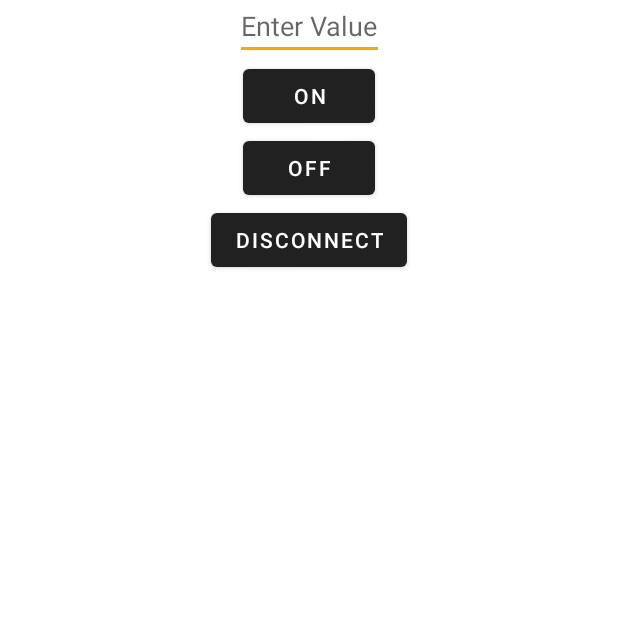
After one commit to abhijeetAUR/grabbit_android, an Android app: the ItemDispenseActivity screen opened directly, with no data from a screen before it, on a phone screen of 412 x 824 dp, the top half of it. The commit adds this screen. Run offline under Robolectric (Android 15) with nearby library versions, the phone set to English and light mode, and no system bars; 6 statements that could not run were skipped.

Commit message:
Added bluetooth connectivity code to read write data

```diff
--- a/grabbit/app/src/main/AndroidManifest.xml
+++ b/grabbit/app/src/main/AndroidManifest.xml
@@ -2,6 +2,8 @@
 <manifest xmlns:android="http://schemas.android.com/apk/res/android"
     package="com.example.grabbit">
 
+    <uses-permission android:name="android.permission.BLUETOOTH" />
+    <uses-permission android:name="android.permission.BLUETOOTH_ADMIN" />
     <uses-permission android:name="android.permission.CAMERA" />
     <uses-permission android:name="android.permission.INTERNET" />
     <uses-permission android:name="android.permission.ACCESS_NETWORK_STATE" />
@@ -15,7 +17,9 @@
         android:roundIcon="@mipmap/ic_launcher_round"
         android:supportsRtl="true"
         android:theme="@style/MaterialTheme">
-        <activity android:name=".bnhome.HomeBnActivity"></activity>
+        <activity android:name=".bluetooth.ItemDispenseActivity"></activity>
+        <activity android:name=".bluetooth.ScanBluetoothDevices" />
+        <activity android:name=".bnhome.HomeBnActivity" />
         <activity android:name=".Signup.SignupActivity" />
         <activity android:name=".SplashscreenActivity">
             <intent-filter>
--- /dev/null
+++ b/grabbit/app/src/main/java/com/example/grabbit/bluetooth/ItemDispenseActivity.kt
@@ -0,0 +1,117 @@
+package com.example.grabbit.bluetooth
+
+import android.bluetooth.BluetoothAdapter
+import android.bluetooth.BluetoothDevice
+import android.bluetooth.BluetoothSocket
+import android.content.Context
+import android.os.AsyncTask
+import androidx.appcompat.app.AppCompatActivity
+import android.os.Bundle
+import com.example.grabbit.R
+import kotlinx.android.synthetic.main.activity_item_dispense.*
+import java.io.*
+import java.lang.Exception
+import java.util.*
+
+class ItemDispenseActivity : AppCompatActivity() {
+
+    companion object{
+        var mUUID = UUID.fromString("00001101-0000-1000-8000-00805F9B34FB")
+        var mBluetoothSocket: BluetoothSocket? = null
+        lateinit var mBluetoothAdapter: BluetoothAdapter
+        var mIsConnected: Boolean = false
+        lateinit var mAddress: String
+        var inputStream: InputStream? = null
+        var outputStream: OutputStream? = null
+    }
+
+    override fun onCreate(savedInstanceState: Bundle?) {
+        super.onCreate(savedInstanceState)
+        setContentView(R.layout.activity_item_dispense)
+        mAddress = intent.getStringExtra(ScanBluetoothDevices.EXTRA_ADDRESS)
+        ConnectToDevice(this).execute()
+        on.setOnClickListener {
+            sendCommand("12");
+        }
+        disconnect.setOnClickListener {
+            disconnect()
+        }
+    }
+    private fun sendCommand(input : String){
+        var code = "12".toByte()
+        var status = true
+        try {
+            outputStream = mBluetoothSocket!!.outputStream
+            while (true){
+                val arr = byteArrayOf(code)
+                DataOutputStream(outputStream).write(arr)
+//                DataOutputStream(outputStream).writeBytes("fi");
+                inputStream = mBluetoothSocket!!.inputStream
+                val ip = DataInputStream(inputStream).read()
+                print("--------------------${ip}----------------")
+                if ((ip == 46 && status == true) || (ip == 51 && status == true)){
+                    status == false
+                    code = "02".toByte()
+                } else {
+                    code = "12".toByte()
+                }
+            }
+        }catch (e: IOException){
+            e.printStackTrace()
+        }
+    }
+
+    private fun disconnect(){
+        if (mBluetoothSocket != null){
+            try {
+                mBluetoothSocket!!.close()
+                mBluetoothSocket = null
+                mIsConnected = false
+            } catch(e: Exception){
+                e.printStackTrace()
+            }
+        }
+        finish()
+    }
+
+    private class ConnectToDevice(c: Context): AsyncTask<Void, Void, String>(){
+        private var connectSuccess: Boolean = true
+        private val context: Context
+
+        init {
+            this.context = c
+        }
+
+        override fun onProgressUpdate(vararg values: Void?) {
+            super.onProgressUpdate(*values)
+        }
+
+        override fun onPostExecute(result: String?) {
+            super.onPostExecute(result)
+            if (!connectSuccess){
+                print("Not connected")
+            } else {
+                connectSuccess = true
+                print("connected")
+            }
+        }
+
+        override fun doInBackground(vararg params: Void?): String {
+            try {
+                if (mBluetoothSocket == null || !mIsConnected){
+                    mBluetoothAdapter = BluetoothAdapter.getDefaultAdapter()
+                    val device: BluetoothDevice = mBluetoothAdapter.getRemoteDevice(mAddress)
+                    mBluetoothSocket = device.createInsecureRfcommSocketToServiceRecord(mUUID)
+                    BluetoothAdapter.getDefaultAdapter().cancelDiscovery()
+                    mBluetoothSocket!!.connect()
+                    print(mBluetoothSocket!!.isConnected)
+                }
+            }catch (e: IOException){
+                connectSuccess = false
+                e.printStackTrace()
+            }
+            return ""
+        }
+
+    }
+}
--- /dev/null
+++ b/grabbit/app/src/main/res/layout/activity_item_dispense.xml
@@ -0,0 +1,48 @@
+<?xml version="1.0" encoding="utf-8"?>
+<androidx.constraintlayout.widget.ConstraintLayout xmlns:android="http://schemas.android.com/apk/res/android"
+    xmlns:app="http://schemas.android.com/apk/res-auto"
+    xmlns:tools="http://schemas.android.com/tools"
+    android:layout_width="match_parent"
+    android:layout_height="match_parent"
+    tools:context=".bluetooth.ItemDispenseActivity">
+    android:layout_height="match_parent">
+    <Button
+        android:id="@+id/on"
+        android:text="on"
+        android:layout_width="wrap_content"
+        android:layout_height="wrap_content"
+        app:layout_constraintStart_toStartOf="parent"
+        app:layout_constraintEnd_toEndOf="parent"
+        app:layout_constraintTop_toBottomOf="@+id/txtView"
+        />
+    <Button
+        android:id="@+id/off"
+        android:text="off"
+        android:layout_width="wrap_content"
+        android:layout_height="wrap_content"
+        app:layout_constraintStart_toStartOf="parent"
+        app:layout_constraintEnd_toEndOf="parent"
+        app:layout_constraintTop_toBottomOf="@+id/on"
+
+        />
+    <Button
+        android:id="@+id/disconnect"
+        android:text="disconnect"
+        android:layout_width="wrap_content"
+        android:layout_height="wrap_content"
+        app:layout_constraintStart_toStartOf="parent"
+        app:layout_constraintEnd_toEndOf="parent"
+        app:layout_constraintTop_toBottomOf="@+id/off"
+
+        />
+    <EditText
+        android:id="@+id/txtView"
+        android:hint="Enter Value"
+        android:layout_width="wrap_content"
+        android:layout_height="40dp"
+        app:layout_constraintStart_toStartOf="parent"
+        app:layout_constraintEnd_toEndOf="parent"
+        app:layout_constraintTop_toTopOf="parent"
+        />
+
+</androidx.constraintlayout.widget.ConstraintLayout>
```
Also changed, not shown: grabbit/app/src/main/java/com/example/grabbit/bluetooth/ScanBluetoothDevices.kt (added, +74 -0 lines), grabbit/app/src/main/java/com/example/grabbit/bnhome/bncart/CartFragment.kt (+11 -1 lines), grabbit/app/src/main/res/layout/activity_scan_bluetooth_devices.xml (added, +26 -0 lines).
